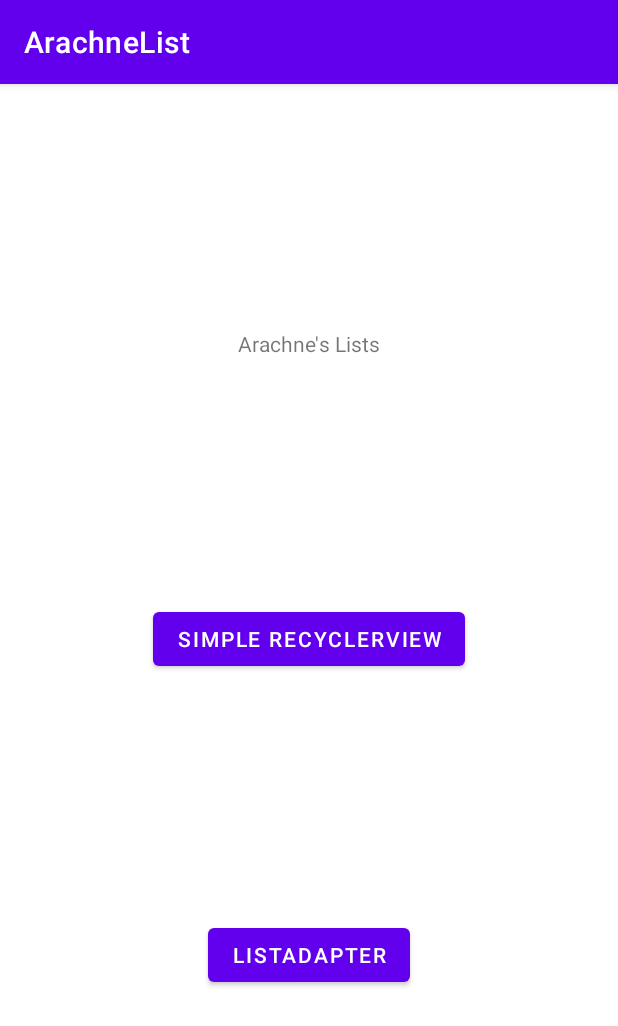
After one commit to ArtemisSoftware/Arachne-List, an Android app: the fragment HomeFragment shown on its own in the app's theme, on a phone screen of 412 x 824 dp. The commit adds this screen. Shown: the top 1026 px of the screen. Run offline under Robolectric (Android 15) with nearby library versions, the phone set to English and light mode, and no system bars.

Commit message:
HomeFragment.kt

```diff
--- a/app/build.gradle
+++ b/app/build.gradle
@@ -24,6 +24,12 @@ android {
             proguardFiles getDefaultProguardFile('proguard-android-optimize.txt'), 'proguard-rules.pro'
         }
     }
+
+    buildFeatures {
+        dataBinding true
+        viewBinding true
+    }
+
     compileOptions {
         sourceCompatibility JavaVersion.VERSION_1_8
         targetCompatibility JavaVersion.VERSION_1_8
@@ -39,6 +45,7 @@ dependencies {
     implementation 'androidx.appcompat:appcompat:1.3.1'
     implementation 'com.google.android.material:material:1.4.0'
     implementation 'androidx.constraintlayout:constraintlayout:2.1.0'
+    implementation 'androidx.legacy:legacy-support-v4:1.0.0'
     testImplementation 'junit:junit:4.+'
     androidTestImplementation 'androidx.test.ext:junit:1.1.3'
     androidTestImplementation 'androidx.test.espresso:espresso-core:3.4.0'
--- /dev/null
+++ b/app/src/main/java/com/artemissoftware/arachnelist/fragments/home/HomeFragment.kt
@@ -0,0 +1,16 @@
+package com.artemissoftware.arachnelist.fragments.home
+
+import android.os.Bundle
+import androidx.fragment.app.Fragment
+import android.view.LayoutInflater
+import android.view.View
+import android.view.ViewGroup
+import com.artemissoftware.arachnelist.R
+
+
+class HomeFragment : Fragment(R.layout.fragment_home) {
+
+    override fun onViewCreated(view: View, savedInstanceState: Bundle?) {
+
+    }
+}
--- /dev/null
+++ b/app/src/main/res/layout/fragment_home.xml
@@ -0,0 +1,44 @@
+<?xml version="1.0" encoding="utf-8"?>
+<androidx.constraintlayout.widget.ConstraintLayout xmlns:android="http://schemas.android.com/apk/res/android"
+    xmlns:app="http://schemas.android.com/apk/res-auto"
+    xmlns:tools="http://schemas.android.com/tools"
+    android:layout_width="match_parent"
+    android:layout_height="match_parent"
+    tools:context=".fragments.home.HomeFragment">
+
+    <!-- TODO: Update blank fragment layout -->
+    <TextView
+        android:id="@+id/textView"
+        android:layout_width="wrap_content"
+        android:layout_height="wrap_content"
+        android:text="@string/arachne_lists"
+        app:layout_constraintBottom_toTopOf="@+id/btn_simple_recycler"
+        app:layout_constraintEnd_toEndOf="parent"
+        app:layout_constraintHorizontal_bias="0.5"
+        app:layout_constraintStart_toStartOf="parent"
+        app:layout_constraintTop_toTopOf="parent" />
+
+    <com.google.android.material.button.MaterialButton
+        android:id="@+id/btn_simple_recycler"
+        android:layout_width="wrap_content"
+        android:layout_height="wrap_content"
+        android:text="Simple RecyclerView"
+        app:layout_constraintBottom_toTopOf="@+id/btn_list_adapter"
+        app:layout_constraintEnd_toEndOf="@+id/textView"
+        app:layout_constraintHorizontal_bias="0.5"
+        app:layout_constraintStart_toStartOf="@+id/textView"
+        app:layout_constraintTop_toBottomOf="@+id/textView" />
+
+
+    <com.google.android.material.button.MaterialButton
+        android:id="@+id/btn_list_adapter"
+        android:layout_width="wrap_content"
+        android:layout_height="wrap_content"
+        android:text="ListAdapter"
+        app:layout_constraintBottom_toBottomOf="parent"
+        app:layout_constraintEnd_toEndOf="@+id/btn_simple_recycler"
+        app:layout_constraintHorizontal_bias="0.5"
+        app:layout_constraintStart_toStartOf="@+id/btn_simple_recycler"
+        app:layout_constraintTop_toBottomOf="@+id/btn_simple_recycler" />
+
+</androidx.constraintlayout.widget.ConstraintLayout>
--- a/app/src/main/res/values/strings.xml
+++ b/app/src/main/res/values/strings.xml
@@ -1,3 +1,6 @@
 <resources>
     <string name="app_name">ArachneList</string>
+    <!-- TODO: Remove or change this placeholder text -->
+    <string name="hello_blank_fragment">Hello blank fragment</string>
+    <string name="arachne_lists">Arachne\'s Lists</string>
 </resources>
```
